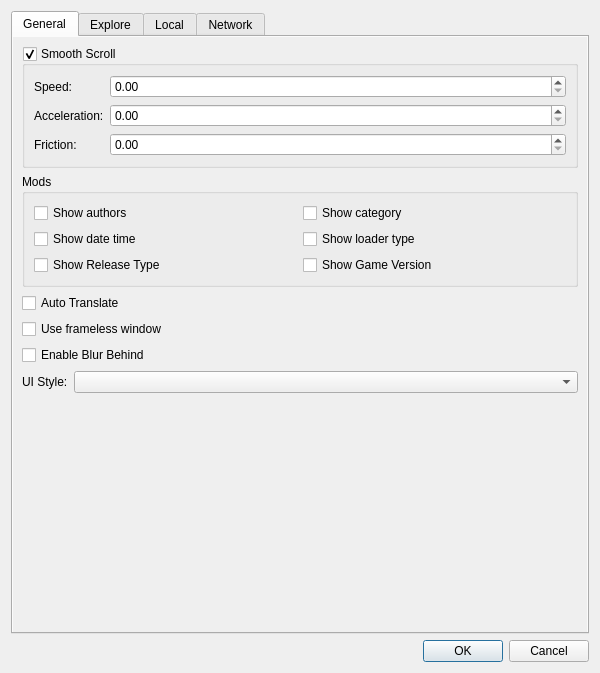
Old version of the form src/ui/preferences.ui in the repository kaniol-lck/modmanager.
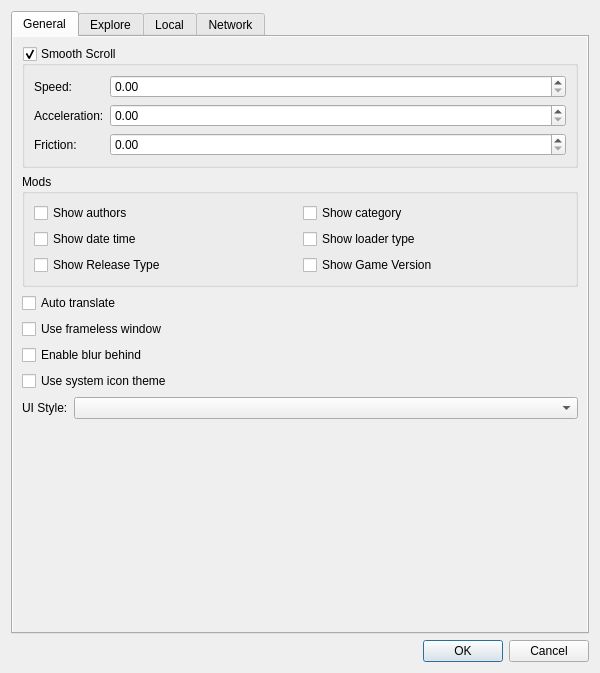
New version of the form. Icons and pictures are not drawn.

Commit message: tweak icon theme settings (#43)

Patch:
```diff
--- a/src/ui/preferences.ui
+++ b/src/ui/preferences.ui
@@ -175,7 +175,7 @@
            <item>
             <widget class="QCheckBox" name="autoTranslate">
              <property name="text">
-              <string>Auto Translate</string>
+              <string>Auto translate</string>
              </property>
             </widget>
            </item>
@@ -189,7 +189,14 @@
            <item>
             <widget class="QCheckBox" name="enableBlurBehind">
              <property name="text">
-              <string>Enable Blur Behind</string>
+              <string>Enable blur behind</string>
+             </property>
+            </widget>
+           </item>
+           <item>
+            <widget class="QCheckBox" name="useSystemIconTheme">
+             <property name="text">
+              <string>Use system icon theme</string>
              </property>
             </widget>
            </item>
```
The commit also changes 7 other files.
